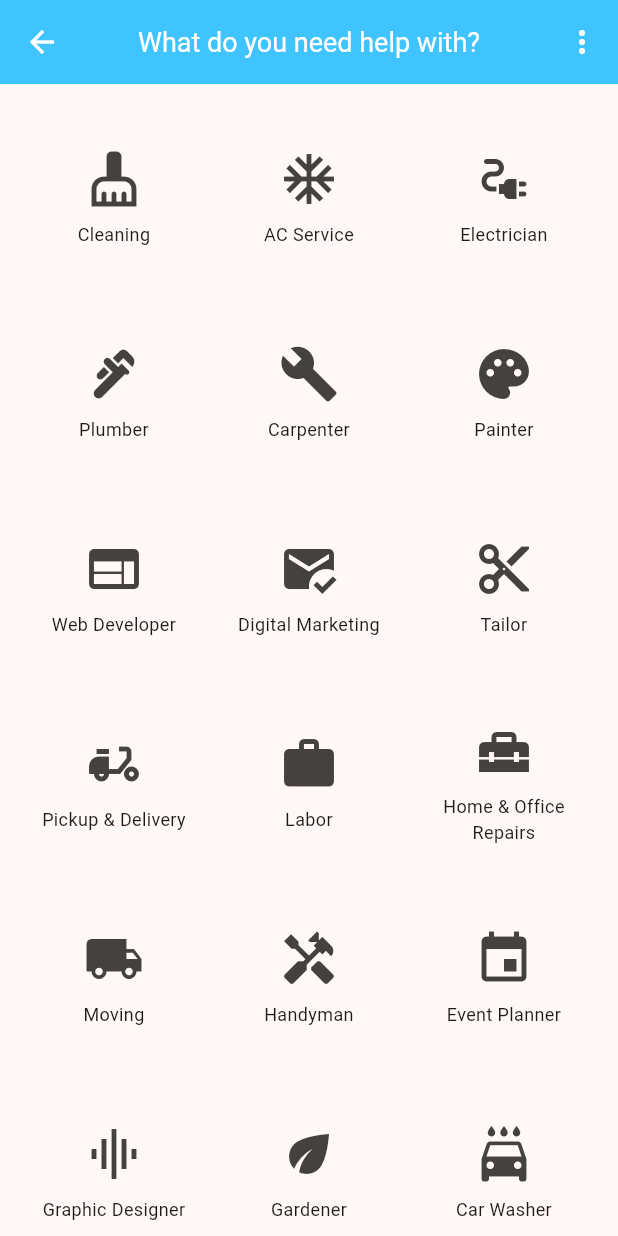
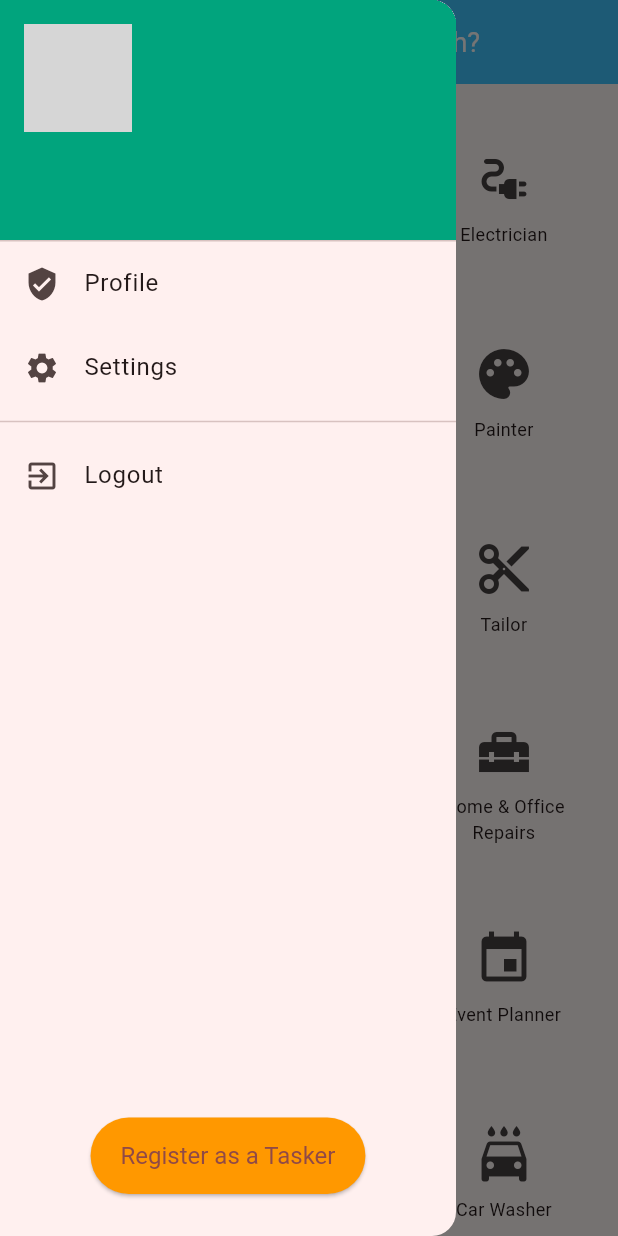
Before and after one commit to alfen-yu/timetrader, a Flutter app: the PostTaskView screen opened directly, with the side drawer open (before the commit the screen has no drawer), on a phone screen of 412 x 824 dp. Run offline on Flutter 3.47's test engine with Material 3 defaults, Android fonts, the light colour scheme and no system bars; our stand-ins replace cloud_firestore, firebase_auth, firebase_core, firebase_storage, image_picker, intl_phone_field and 1 more; accounts and stored records are empty; generated files the repository leaves out were written again; network calls fail; grey boxes are pictures that could not be loaded.

Commit message:
tasker registration completed - firebase work left

```diff
--- a/lib/views/dashboard/post_tasks_page/categories.dart
+++ b/lib/constants/categories.dart
@@ -1,36 +1,5 @@
 import 'package:flutter/material.dart';
-
-class Category {
-  final String name;
-  final IconData icon;
-
-  Category({required this.name, required this.icon});
-}
-
-class CategoryTile extends StatelessWidget {
-  final Category category;
-
-  const CategoryTile({super.key, required this.category});
-
-  @override
-  Widget build(BuildContext context) {
-    return GestureDetector(
-      // onTap: () {},
-      child: Column(
-        mainAxisAlignment: MainAxisAlignment.center,
-        children: <Widget>[
-          Icon(category.icon, size: 40, color: const Color.fromARGB(255, 70, 65, 65)),
-          const SizedBox(height: 8),
-          Text(
-            category.name,
-            textAlign: TextAlign.center,
-            style: const TextStyle(fontSize: 12),
-          ),
-        ],
-      ),
-    );
-  }
-}
+import 'package:timetrader/views/dashboard/post_tasks_page/category_tiles.dart';
 
 final List<Category> categories = [
   Category(name: 'Cleaning', icon: Icons.cleaning_services),
--- a/lib/services/cloud/cloud_user.dart
+++ b/lib/services/cloud/cloud_user.dart
@@ -10,7 +10,7 @@ class CloudUser {
   final String cnicFrontPictureUrl;
   final String cnicBackPictureUrl;
 
-  CloudUser({
+  const CloudUser({
     required this.uid,
     required this.email,
     required this.fullName,
--- a/lib/views/dashboard/account_view.dart
+++ b/lib/views/dashboard/account_view.dart
@@ -1,6 +1,5 @@
 import 'package:flutter/material.dart';
-import 'package:timetrader/views/dashboard/hamburger_menu.dart';
-import 'package:timetrader/views/dashboard/side_menu.dart';
+import 'package:timetrader/views/dashboard/side_menu_page/side_menu.dart';
 
 class AccountPage extends StatelessWidget {
   const AccountPage({super.key});
@@ -18,9 +17,6 @@ class AccountPage extends StatelessWidget {
         shadowColor: Colors.amber,
         backgroundColor: Colors.lightBlueAccent,
         foregroundColor: Colors.white,
-        actions: const [
-          HamburgerMenu(),
-        ],
       ),
       body: const Center(
         child: Text(
--- a/lib/views/dashboard/messages_view.dart
+++ b/lib/views/dashboard/messages_view.dart
@@ -1,5 +1,5 @@
 import 'package:flutter/material.dart';
-import 'package:timetrader/views/dashboard/hamburger_menu.dart';
+import 'package:timetrader/views/dashboard/side_menu_page/side_menu.dart';
 
 class MessagesPage extends StatelessWidget {
   const MessagesPage({super.key});
@@ -7,6 +7,7 @@ class MessagesPage extends StatelessWidget {
   @override
   Widget build(BuildContext context) {
     return Scaffold(
+      drawer: const SideMenu(),
       appBar: AppBar(
         title: const Text(
           'Messages',
@@ -16,9 +17,6 @@ class MessagesPage extends StatelessWidget {
         shadowColor: Colors.amber,
         backgroundColor: Colors.lightBlueAccent,
         foregroundColor: Colors.white,
-        actions: const [
-          HamburgerMenu(),
-        ],
       ),
       body: const Center(
         child: Text(
--- /dev/null
+++ b/lib/views/dashboard/post_tasks_page/category_tiles.dart
@@ -0,0 +1,32 @@
+import 'package:flutter/material.dart';
+
+class Category {
+  final String name;
+  final IconData icon;
+
+  Category({required this.name, required this.icon});
+}
+
+class CategoryTile extends StatelessWidget {
+  final Category category;
+
+  const CategoryTile({super.key, required this.category});
+
+  @override
+  Widget build(BuildContext context) {
+    return GestureDetector(
+      child: Column(
+        mainAxisAlignment: MainAxisAlignment.center,
+        children: <Widget>[
+          Icon(category.icon, size: 40, color: const Color.fromARGB(255, 70, 65, 65)),
+          const SizedBox(height: 8),
+          Text(
+            category.name,
+            textAlign: TextAlign.center,
+            style: const TextStyle(fontSize: 12),
+          ),
+        ],
+      ),
+    );
+  }
+}
--- a/lib/views/dashboard/post_tasks_page/post_task_view.dart
+++ b/lib/views/dashboard/post_tasks_page/post_task_view.dart
@@ -1,7 +1,8 @@
 import 'package:flutter/material.dart';
+import 'package:timetrader/constants/categories.dart';
 import 'package:timetrader/constants/routes.dart';
-import 'package:timetrader/views/dashboard/hamburger_menu.dart';
-import 'package:timetrader/views/dashboard/post_tasks_page/categories.dart';
+import 'package:timetrader/views/dashboard/post_tasks_page/category_tiles.dart';
+import 'package:timetrader/views/dashboard/side_menu_page/side_menu.dart';
 
 class PostTaskView extends StatelessWidget {
   const PostTaskView({super.key});
@@ -9,6 +10,7 @@ class PostTaskView extends StatelessWidget {
   @override
   Widget build(BuildContext context) {
     return Scaffold(
+      drawer: const SideMenu(),
       appBar: AppBar(
         title: const Text(
           'What do you need help with?',
@@ -18,9 +20,6 @@ class PostTaskView extends StatelessWidget {
         shadowColor: Colors.amber,
         backgroundColor: Colors.lightBlueAccent,
         foregroundColor: Colors.white,
-        actions: const [
-          HamburgerMenu(),
-        ],
       ),
       body: GridView.builder(
         padding: const EdgeInsets.all(16),
--- /dev/null
+++ b/lib/views/dashboard/side_menu_page/side_menu.dart
@@ -0,0 +1,132 @@
+import 'package:flutter/material.dart';
+import 'package:timetrader/constants/routes.dart';
+import 'package:timetrader/services/auth/auth_service.dart';
+import 'package:timetrader/services/cloud/firebase_cloud_storage.dart';
+import 'package:timetrader/utilities/dialogs/generic_dialog.dart';
+import 'package:timetrader/views/dashboard/side_menu_page/register_tasker_sheet.dart';
+
+class SideMenu extends StatefulWidget {
+  const SideMenu({super.key});
+
+  @override
+  State<SideMenu> createState() => _SideMenuState();
+}
+
+class _SideMenuState extends State<SideMenu> {
+  Future<Map<String, dynamic>?>? user;
+
+  @override
+  void initState() {
+    super.initState();
+    user = fetchUserDetails();
+  }
+
+  Future<Map<String, dynamic>?> fetchUserDetails() async {
+    final authUser = AuthService.firebase().currentUser;
+    if (authUser != null) {
+      final userObject =
+          await FirebaseCloudStorage().getUserDetails(authUser.id);
+      return userObject;
+    }
+    return null;
+  }
+
+  @override
+  Widget build(BuildContext context) {
+    return Drawer(
+      child: FutureBuilder<Map<String, dynamic>?>(
+        future: user,
+        builder: (context, snapshot) {
+          if (snapshot.connectionState == ConnectionState.waiting) {
+            return const Center(child: CircularProgressIndicator());
+          } else if (snapshot.hasError) {
+            return Center(child: Text('Error: ${snapshot.error}'));
+          } else if (!snapshot.hasData || snapshot.data == null) {
+            return const Center(child: Text('User not found'));
+          } else {
+            final userData = snapshot.data!;
+            return Column(
+              children: <Widget>[
+                _buildHeader(userData),
+                _buildMenuItem(Icons.verified_user, 'Profile', () {
+                  Navigator.pop(context);
+                  // Handle profile navigation here
+                }),
+                _buildMenuItem(Icons.settings, 'Settings', () {
+                  Navigator.pop(context);
+                  // Handle settings navigation here
+                }),
+                const Divider(), // Add a divider for visual separation
+                _buildMenuItem(Icons.exit_to_app, 'Logout', () async {
+                  final logoutResult = await showGenericDialog(
+                    context: context,
+                    title: 'Logout?',
+                    content: 'Are you sure you want to logout?',
+                    optionsBuilder: () => {'OK': true, 'Cancel': false},
+                  );
+                  if (logoutResult) {
+                    await AuthService.firebase().logout();
+                    if (!context.mounted) return;
+                    Navigator.of(context)
+                        .pushNamedAndRemoveUntil(loginRoute, (_) => false);
+                  }
+                }),
+                const Spacer(), // Push the button to the bottom
+                _buildRegisterTaskerButton(userData),
+                const SizedBox(height: 20.0),
+              ],
+            );
+          }
+        },
+      ),
+    );
+  }
+
+  Widget _buildHeader(Map<String, dynamic> userData) {
+    return UserAccountsDrawerHeader(
+      margin: EdgeInsets.zero,
+      decoration: const BoxDecoration(
+        color: Color(0xFF01A47D),
+      ),
+      accountName: Text(
+        userData['fullName'] ?? 'User Name',
+        style: const TextStyle(fontSize: 18, fontWeight: FontWeight.bold),
+      ),
+      accountEmail: Text(userData['email'] ?? 'user@example.com'),
+      currentAccountPicture: CircleAvatar(
+        backgroundImage: NetworkImage(
+          userData['profilePictureUrl'] ?? 'https://via.placeholder.com/150',
+        ),
+      ),
+    );
+  }
+
+  Widget _buildMenuItem(IconData icon, String title, VoidCallback onTap) {
+    return ListTile(
+      leading: Icon(icon),
+      title: Text(title),
+      onTap: onTap,
+    );
+  }
+
+  Widget _buildRegisterTaskerButton(Map<String, dynamic> userData) {
+    return Padding(
+      padding: const EdgeInsets.symmetric(horizontal: 16.0, vertical: 8.0),
+      child: ElevatedButton(
+        onPressed: () {
+          showModalBottomSheet(
+            isScrollControlled: true,
+            context: context,
+            builder: (context) => RegisterTaskerBottomSheet(userData: userData),
+          );
+        },
+        style: ElevatedButton.styleFrom(
+          backgroundColor: Colors.orange,
+          padding: const EdgeInsets.symmetric(vertical: 16, horizontal: 20),
+          textStyle: const TextStyle(fontSize: 16),
+        ),
+        child: const Text('Register as a Tasker'),
+      ),
+    );
+  }
+}
--- a/lib/views/dashboard/tasks_display_page/tasks_view.dart
+++ b/lib/views/dashboard/tasks_display_page/tasks_view.dart
@@ -2,7 +2,7 @@ import 'package:flutter/material.dart';
 import 'package:timetrader/services/auth/auth_service.dart';
 import 'package:timetrader/services/cloud/firebase_cloud_storage.dart';
 import 'package:timetrader/services/cloud/tasks/cloud_task.dart';
-import 'package:timetrader/views/dashboard/side_menu.dart';
+import 'package:timetrader/views/dashboard/side_menu_page/side_menu.dart';
 import 'package:timetrader/views/dashboard/tasks_display_page/task_details_view.dart';
 import 'package:timetrader/views/dashboard/tasks_display_page/task_list_view.dart';
 
```
Also changed, not shown: lib/services/cloud/tasks/cloud_tasker.dart (added, +22 -0 lines), lib/views/dashboard/side_menu.dart (deleted, +0 -112 lines), lib/views/dashboard/side_menu_page/register_tasker_sheet.dart (added, +141 -0 lines).
